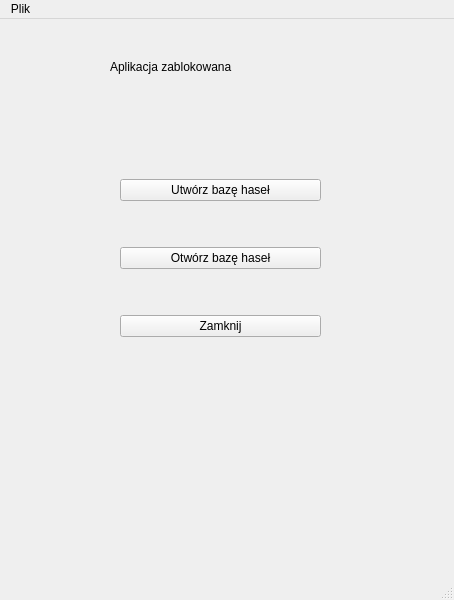
Kepins/Projects-ScriptingLanguages, file gui/PyQt/ui/welcome_screen.ui: the form before one commit.
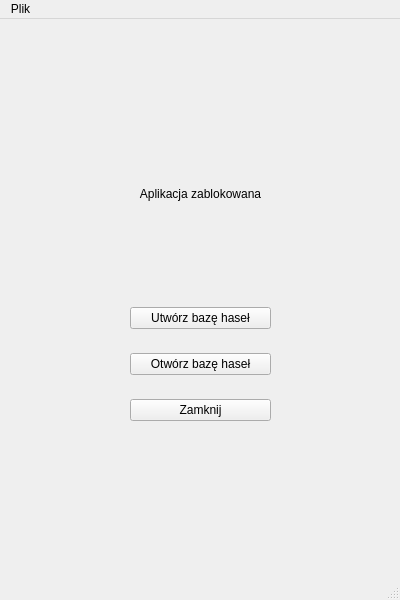
The form after the commit.

What changed in the file:
```diff
--- a/gui/PyQt/ui/welcome_screen.ui
+++ b/gui/PyQt/ui/welcome_screen.ui
@@ -6,7 +6,7 @@
    <rect>
     <x>0</x>
     <y>0</y>
-    <width>454</width>
+    <width>400</width>
     <height>600</height>
    </rect>
   </property>
@@ -17,23 +17,26 @@
    <widget class="QLabel" name="label">
     <property name="geometry">
      <rect>
-      <x>110</x>
-      <y>40</y>
-      <width>211</width>
-      <height>16</height>
+      <x>120</x>
+      <y>160</y>
+      <width>161</width>
+      <height>30</height>
      </rect>
     </property>
     <property name="text">
      <string>Aplikacja zablokowana</string>
     </property>
+    <property name="alignment">
+     <set>Qt::AlignCenter</set>
+    </property>
    </widget>
    <widget class="QWidget" name="verticalLayoutWidget">
     <property name="geometry">
      <rect>
-      <x>120</x>
-      <y>120</y>
-      <width>201</width>
-      <height>241</height>
+      <x>130</x>
+      <y>270</y>
+      <width>141</width>
+      <height>151</height>
      </rect>
     </property>
     <layout class="QVBoxLayout" name="verticalLayout">
@@ -66,7 +69,7 @@
     <rect>
      <x>0</x>
      <y>0</y>
-     <width>454</width>
+     <width>400</width>
      <height>19</height>
     </rect>
    </property>
```
Left out of the diff: 2 changed lines with no effect on the pictures.
